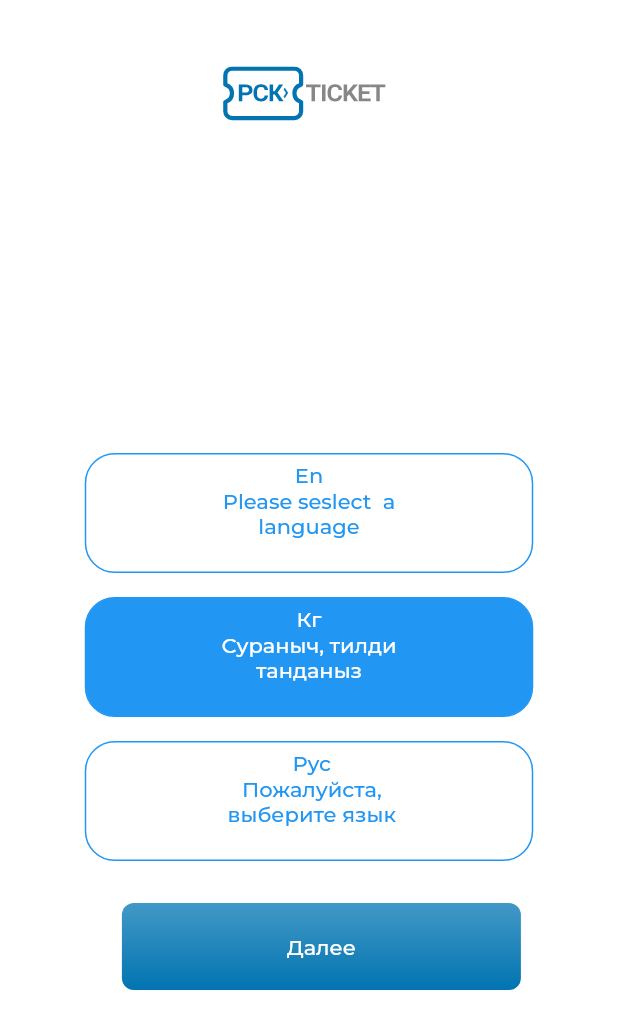
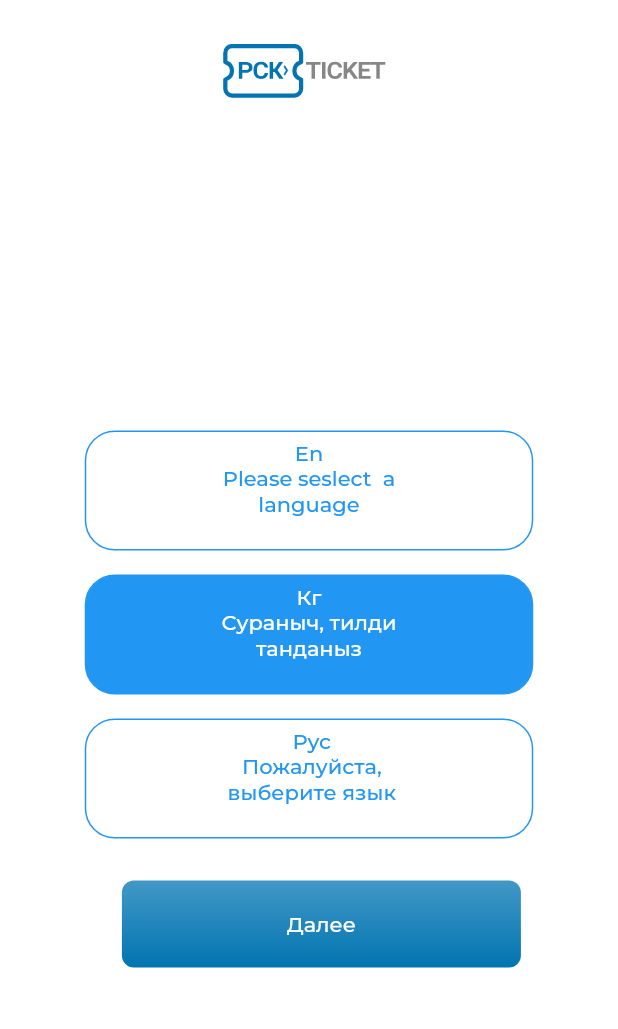
Before and after one commit to vektemok/SEO-RSK-TICKET, a Flutter app: the LanguageSelectScreen screen opened directly, on a phone screen of 412 x 824 dp. Shown: the top 1029 px of the screen. Run offline on Flutter 3.47's test engine with Material 2 defaults, Android fonts, the phone set to English and light mode, and no system bars; our stand-ins replace flutter_svg, google_fonts.

Commit message:
first commit

```diff
--- a/lib/src/presentation/view/screens/language_select_screen.dart
+++ b/lib/src/presentation/view/screens/language_select_screen.dart
@@ -55,10 +55,10 @@ language
     return Scaffold(
       backgroundColor: Colors.white,
       appBar: AppBar(
-        toolbarHeight: 130,
-        elevation: 0,
-        backgroundColor: Colors.white,
-        centerTitle: true,
+        toolbarHeight: Theme.of(context).appBarTheme.toolbarHeight,
+        elevation: Theme.of(context).appBarTheme.elevation,
+        backgroundColor: Theme.of(context).appBarTheme.backgroundColor,
+        centerTitle: Theme.of(context).appBarTheme.centerTitle,
         title: Padding(
           padding: const EdgeInsets.all(8.0),
           child: SizedBox(
--- a/lib/src/presentation/widgets/screen_switcher_button.dart
+++ b/lib/src/presentation/widgets/screen_switcher_button.dart
@@ -7,6 +7,8 @@
 
 
 // NO USING
+
+
 
 
 
```
Also changed, not shown: lib/src/presentation/view/screens/location_select_screen.dart (+6 -2 lines).
